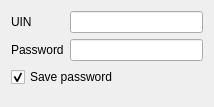
First picture: the form in plugins/icq/addaccountform.ui, repository Winand/mqutim, before the edit.
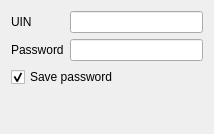
Second picture: the form after the edit.

The edit to the form file:
```diff
--- a/plugins/icq/addaccountform.ui
+++ b/plugins/icq/addaccountform.ui
@@ -1,12 +1,12 @@
 <ui version="4.0" >
  <class>AddAccountFormClass</class>
- <widget class="QWidget" name="AddAccountFormClass" >
-  <property name="geometry" >
+ <widget class="QWidget" name="AddAccountFormClass">
+  <property name="geometry">
    <rect>
     <x>0</x>
     <y>0</y>
     <width>214</width>
-    <height>107</height>
+    <height>134</height>
    </rect>
   </property>
   <property name="windowTitle" >
@@ -68,7 +68,7 @@
    </item>
   </layout>
  </widget>
- <layoutdefault spacing="6" margin="11" />
+ <layoutdefault spacing="6" margin="11"/>
  <tabstops>
   <tabstop>uinEdit</tabstop>
   <tabstop>passwordEdit</tabstop>
```
Left out of the diff: 49 changed lines with no effect on the pictures.
